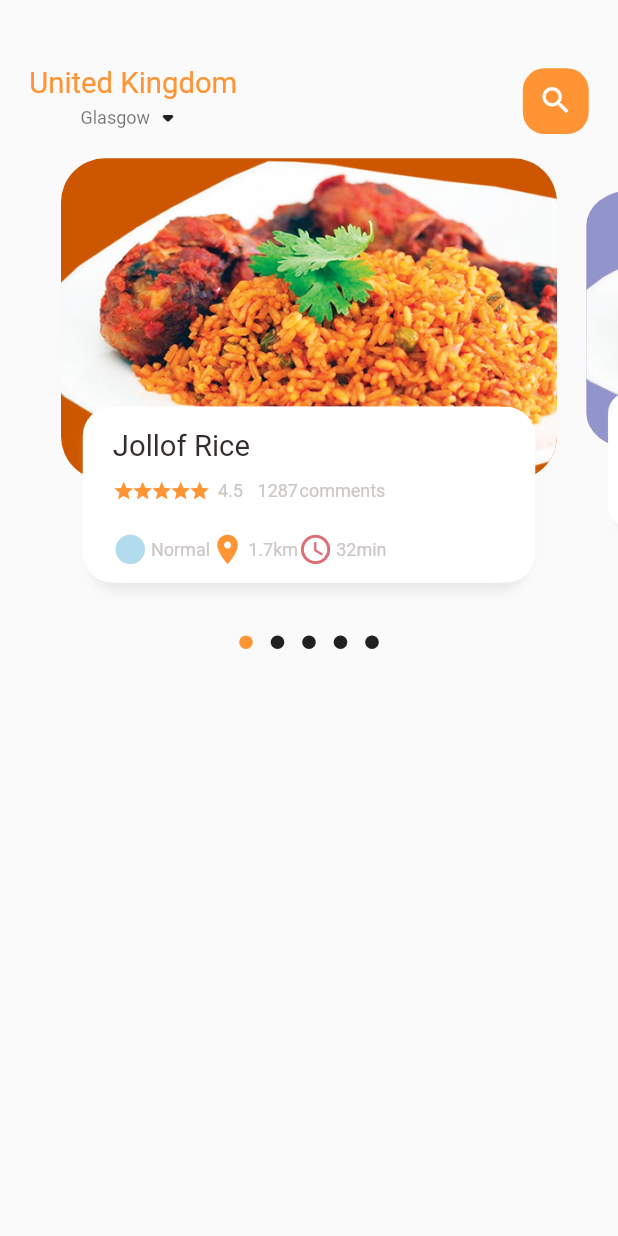
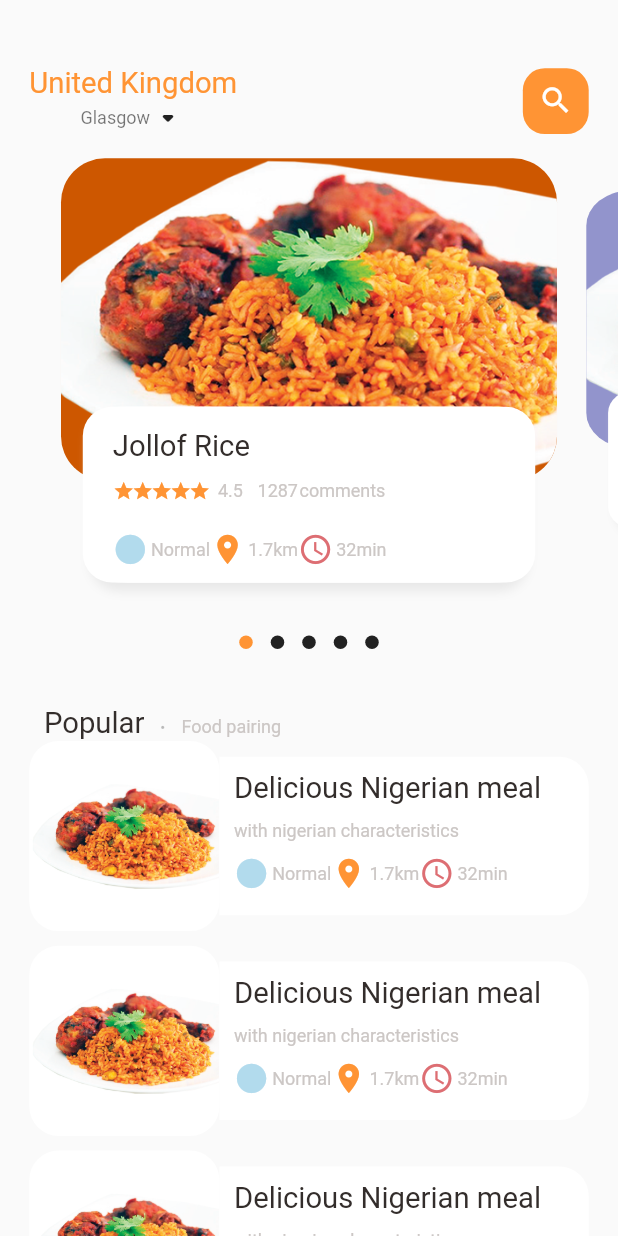
Before and after one commit to Ormah-lang/food_delivery_app, a Flutter app: the screen it shows after launch, on a phone screen of 412 x 824 dp. Run offline on Flutter 3.47's test engine with Material 2 defaults, Android fonts, the phone set to English and light mode, and no system bars; drawn by our look-alikes of dots_indicator; our stand-ins replace get.

Commit message:
implement a list view of food images on the home page

```diff
--- a/lib/home_page/food_page_body.dart
+++ b/lib/home_page/food_page_body.dart
@@ -51,6 +51,7 @@ class _FoodPageBodyState extends State<FoodPageBody> {
                 return _buildPageItem(position);
               }),
         ),
+
         //dots section
         DotsIndicator(
           dotsCount: 5,
@@ -58,6 +59,126 @@ class _FoodPageBodyState extends State<FoodPageBody> {
           decorator: DotsDecorator(
             color: Colors.black87, // Inactive color
             activeColor: AppColors.mainColor,
+          ),
+        ),
+
+        // popular text
+        SizedBox(
+          height: Dimensions.height30,
+        ),
+        Container(
+          margin: EdgeInsets.only(
+            left: Dimensions.width30,
+          ),
+          child: Row(
+            crossAxisAlignment: CrossAxisAlignment.end,
+            children: [
+              BigText(
+                text: 'Popular',
+              ),
+              SizedBox(
+                width: Dimensions.width10,
+              ),
+              Container(
+                margin: EdgeInsets.only(bottom: 3),
+                child: BigText(
+                  text: '.',
+                  color: Colors.black26,
+                ),
+              ),
+              SizedBox(
+                width: Dimensions.width10,
+              ),
+              Container(
+                margin: EdgeInsets.only(bottom: 2),
+                child: SmallText(
+                  text: 'Food pairing',
+                ),
+              )
+            ],
+          ),
+        ),
+
+        //list of food image and text description
+        ListView.builder(
+          shrinkWrap: true,
+          physics: NeverScrollableScrollPhysics(),
+          itemCount: 10,
+          itemBuilder: (context, index) => Container(
+            margin: EdgeInsets.only(
+              left: Dimensions.width20,
+              right: Dimensions.width20,
+              bottom: Dimensions.height10,
+            ),
+            child: Row(
+              children: [
+                //image section
+                Container(
+                  width: Dimensions.listViewImgSize,
+                  height: Dimensions.listViewImgSize,
+                  decoration: BoxDecoration(
+                    borderRadius: BorderRadius.circular(Dimensions.radius20),
+                    color: Colors.white,
+                    image: DecorationImage(
+                        image: AssetImage('assets/image/jollof_rice.png')),
+                  ),
+                ),
+
+                //  text container
+                Expanded(
+                  child: Container(
+                    height: Dimensions.listViewTextContSize,
+                    decoration: BoxDecoration(
+                        borderRadius: BorderRadius.only(
+                          topRight: Radius.circular(Dimensions.radius20),
+                          bottomRight: Radius.circular(Dimensions.radius20),
+                        ),
+                        color: Colors.white),
+                    child: Padding(
+                      padding: EdgeInsets.only(
+                        left: Dimensions.width10,
+                        right: Dimensions.width10,
+                      ),
+                      child: Column(
+                        crossAxisAlignment: CrossAxisAlignment.start,
+                        mainAxisAlignment: MainAxisAlignment.start,
+                        children: [
+                          SizedBox(
+                            height: Dimensions.height10,
+                          ),
+                          BigText(text: 'Delicious Nigerian meal'),
+                          SizedBox(
+                            height: Dimensions.height10,
+                          ),
+                          SmallText(text: 'with nigerian characteristics'),
+                          SizedBox(
+                            height: Dimensions.height10,
+                          ),
+                          Row(
+                            mainAxisAlignment: MainAxisAlignment.start,
+                            mainAxisSize: MainAxisSize.min,
+                            children: [
+                              IconAndText(
+                                  icon: Icons.circle_sharp,
+                                  text: 'Normal',
+                                  iconColor: AppColors.iconColor1),
+                              IconAndText(
+                                  icon: Icons.location_on,
+                                  text: '1.7km',
+                                  iconColor: AppColors.mainColor),
+                              IconAndText(
+                                  icon: Icons.access_time,
+                                  text: '32min',
+                                  iconColor: AppColors.iconColor2),
+                            ],
+                          ),
+                        ],
+                      ),
+                    ),
+                  ),
+                )
+              ],
+            ),
           ),
         ),
       ],
--- a/lib/home_page/main_home_page.dart
+++ b/lib/home_page/main_home_page.dart
@@ -66,7 +66,11 @@ class _MainHomePageState extends State<MainHomePage> {
             ),
           ),
           //shows the body
-          FoodPageBody(),
+          Expanded(
+            child: SingleChildScrollView(
+              child: FoodPageBody(),
+            ),
+          ),
         ],
       ),
     );
--- a/lib/utilities/dimensions.dart
+++ b/lib/utilities/dimensions.dart
@@ -31,4 +31,8 @@ class Dimensions {
   //icon size
   static double iconSize24 = screenHeight / 35.17;
   static double iconSize15 = screenHeight / 56.27;
+
+//  list view size
+  static double listViewImgSize = screenWidth / 3.25;
+  static double listViewTextContSize = screenWidth / 3.9;
 }
--- a/lib/widgets/small_text.dart
+++ b/lib/widgets/small_text.dart
@@ -5,11 +5,13 @@ class SmallText extends StatelessWidget {
   final String text;
   double size;
   double height;
+  TextOverflow overFlow;
 
   SmallText(
       {Key? key,
       this.height = 1.2,
       this.color = const Color(0xFFccc7c5),
+      this.overFlow = TextOverflow.ellipsis,
       required this.text,
       this.size = 12})
       : super(key: key);
@@ -18,12 +20,14 @@ class SmallText extends StatelessWidget {
   Widget build(BuildContext context) {
     return Text(
       text,
+      maxLines: 1,
       style: TextStyle(
         color: color,
         fontFamily: 'Roboto',
         fontSize: size,
         height: height,
       ),
+      overflow: overFlow,
     );
   }
 }
```
